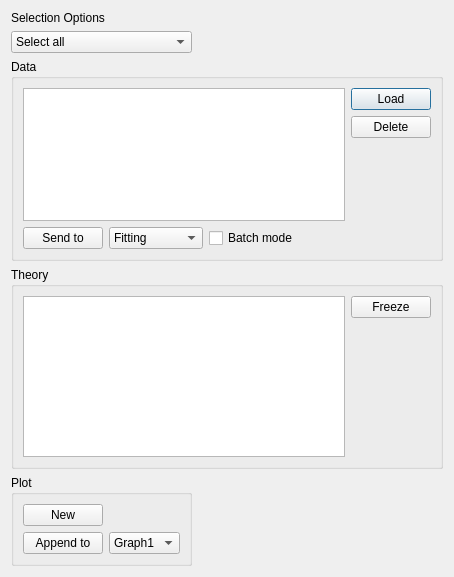
First picture: the form in src/sas/qtgui/UI/DataExplorerUI.ui, repository SasView/sasview, before the edit.
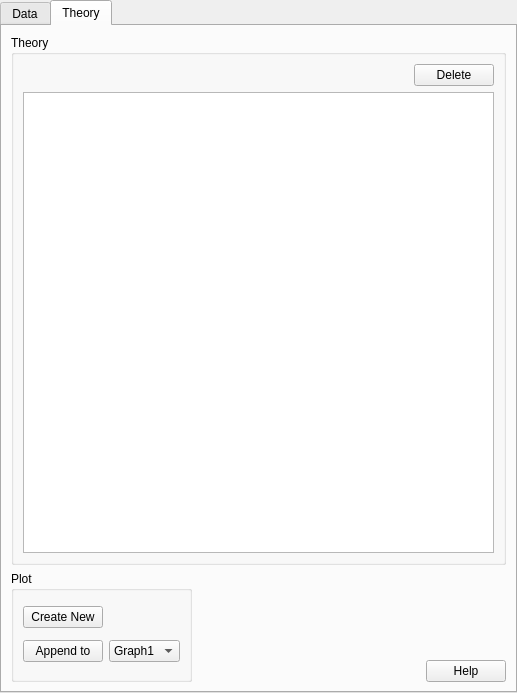
Second picture: the form after the edit. The open tabs and pages were chosen to show the change. Icons and pictures are not drawn.

Commit message: Modified Data Explorer slightly

```diff
--- a/src/sas/qtgui/UI/DataExplorerUI.ui
+++ b/src/sas/qtgui/UI/DataExplorerUI.ui
@@ -1,28 +1,59 @@
 <?xml version="1.0" encoding="UTF-8"?>
 <ui version="4.0">
- <class>DataExplorerUI</class>
- <widget class="QDialog" name="DataExplorerUI">
+ <class>DataLoadWidget</class>
+ <widget class="QTabWidget" name="DataLoadWidget">
   <property name="geometry">
    <rect>
     <x>0</x>
     <y>0</y>
-    <width>454</width>
-    <height>577</height>
+    <width>517</width>
+    <height>693</height>
    </rect>
   </property>
+  <property name="sizePolicy">
+   <sizepolicy hsizetype="Preferred" vsizetype="Preferred">
+    <horstretch>0</horstretch>
+    <verstretch>0</verstretch>
+   </sizepolicy>
+  </property>
   <property name="windowTitle">
    <string>Dialog</string>
   </property>
-  <layout class="QGridLayout" name="gridLayout_4">
+  <property name="windowIcon">
+   <iconset resource="main_resources.qrc">
+    <normaloff>:/res/ball.ico</normaloff>:/res/ball.ico</iconset>
+  </property>
+  <property name="currentIndex">
+   <number>0</number>
+  </property>
+  <widget class="QWidget" name="dataTab">
+   <attribute name="title">
+    <string>Data</string>
+   </attribute>
+   <layout class="QGridLayout" name="gridLayout_6">
    <item row="0" column="0">
-    <widget class="QLabel" name="label">
+     <widget class="QGroupBox" name="groupBox">
+      <property name="title">
+       <string>Data</string>
+      </property>
+      <layout class="QGridLayout" name="gridLayout">
+       <item row="0" column="0">
+        <layout class="QHBoxLayout" name="horizontalLayout_2">
+         <item>
+          <widget class="QPushButton" name="cmdLoad">
      <property name="text">
-      <string>Selection Options</string>
+            <string>Load</string>
      </property>
     </widget>
    </item>
-   <item row="1" column="0">
-    <widget class="QComboBox" name="comboBox">
+         <item>
+          <widget class="QComboBox" name="cbSelect">
+           <property name="sizePolicy">
+            <sizepolicy hsizetype="Minimum" vsizetype="Fixed">
+             <horstretch>0</horstretch>
+             <verstretch>0</verstretch>
+            </sizepolicy>
+           </property>
      <item>
       <property name="text">
        <string>Select all</string>
@@ -55,26 +86,29 @@
      </item>
     </widget>
    </item>
-   <item row="1" column="1">
-    <spacer name="horizontalSpacer_2">
+         <item>
+          <spacer name="horizontalSpacer_7">
      <property name="orientation">
       <enum>Qt::Horizontal</enum>
      </property>
      <property name="sizeHint" stdset="0">
       <size>
-       <width>278</width>
+             <width>128</width>
        <height>20</height>
       </size>
      </property>
     </spacer>
    </item>
-   <item row="2" column="0" colspan="2">
-    <widget class="QGroupBox" name="groupBox">
-     <property name="title">
-      <string>Data</string>
-     </property>
-     <layout class="QGridLayout" name="gridLayout">
-      <item row="0" column="0">
+         <item>
+          <widget class="QPushButton" name="cmdDeleteData">
+           <property name="text">
+            <string>Delete</string>
+           </property>
+          </widget>
+         </item>
+        </layout>
+       </item>
+       <item row="1" column="0">
        <widget class="QTreeView" name="treeView">
         <property name="dragEnabled">
          <bool>true</bool>
@@ -88,50 +122,52 @@
         <property name="selectionMode">
          <enum>QAbstractItemView::ExtendedSelection</enum>
         </property>
-       </widget>
-      </item>
-      <item row="0" column="1">
-       <layout class="QVBoxLayout" name="verticalLayout">
-        <item>
-         <widget class="QPushButton" name="pushButton">
-          <property name="text">
-           <string>Load</string>
-          </property>
-         </widget>
-        </item>
-        <item>
-         <widget class="QPushButton" name="pushButton_2">
-          <property name="text">
-           <string>Delete</string>
-          </property>
-         </widget>
-        </item>
-        <item>
-         <spacer name="verticalSpacer_2">
-          <property name="orientation">
-           <enum>Qt::Vertical</enum>
-          </property>
-          <property name="sizeHint" stdset="0">
-           <size>
-            <width>20</width>
-            <height>141</height>
-           </size>
-          </property>
-         </spacer>
-        </item>
-       </layout>
-      </item>
-      <item row="1" column="0" colspan="2">
+         <attribute name="headerVisible">
+          <bool>false</bool>
+         </attribute>
+        </widget>
+       </item>
+       <item row="2" column="0">
        <layout class="QHBoxLayout" name="horizontalLayout">
         <item>
          <widget class="QPushButton" name="pushButton_6">
           <property name="text">
-           <string>Send to</string>
+            <string>Freeze Theory</string>
           </property>
          </widget>
         </item>
         <item>
-         <widget class="QComboBox" name="comboBox_3">
+          <spacer name="horizontalSpacer">
+           <property name="orientation">
+            <enum>Qt::Horizontal</enum>
+           </property>
+           <property name="sizeHint" stdset="0">
+            <size>
+             <width>58</width>
+             <height>20</height>
+            </size>
+           </property>
+          </spacer>
+         </item>
+         <item>
+          <widget class="QToolButton" name="cmdSendTo">
+           <property name="text">
+            <string>...</string>
+           </property>
+           <property name="icon">
+            <iconset resource="main_resources.qrc">
+             <normaloff>:/res/file_send-128.png</normaloff>:/res/file_send-128.png</iconset>
+           </property>
+           <property name="iconSize">
+            <size>
+             <width>32</width>
+             <height>32</height>
+            </size>
+           </property>
+          </widget>
+         </item>
+         <item>
+          <widget class="QComboBox" name="cbFitting">
           <property name="sizePolicy">
            <sizepolicy hsizetype="Minimum" vsizetype="Fixed">
             <horstretch>0</horstretch>
@@ -162,57 +198,14 @@
           </property>
          </widget>
         </item>
-        <item>
-         <spacer name="horizontalSpacer">
-          <property name="orientation">
-           <enum>Qt::Horizontal</enum>
-          </property>
-          <property name="sizeHint" stdset="0">
-           <size>
-            <width>197</width>
-            <height>20</height>
-           </size>
-          </property>
-         </spacer>
-        </item>
        </layout>
       </item>
      </layout>
     </widget>
    </item>
-   <item row="3" column="0" colspan="2">
-    <widget class="QGroupBox" name="groupBox_2">
-     <property name="title">
-      <string>Theory</string>
-     </property>
+    <item row="1" column="0">
      <layout class="QGridLayout" name="gridLayout_2">
-      <item row="0" column="0" rowspan="2">
-       <widget class="QListView" name="listView"/>
-      </item>
-      <item row="0" column="1">
-       <widget class="QPushButton" name="pushButton_3">
-        <property name="text">
-         <string>Freeze</string>
-        </property>
-       </widget>
-      </item>
-      <item row="1" column="1">
-       <spacer name="verticalSpacer">
-        <property name="orientation">
-         <enum>Qt::Vertical</enum>
-        </property>
-        <property name="sizeHint" stdset="0">
-         <size>
-          <width>20</width>
-          <height>198</height>
-         </size>
-        </property>
-       </spacer>
-      </item>
-     </layout>
-    </widget>
-   </item>
-   <item row="4" column="0">
+      <item row="0" column="0">
     <widget class="QGroupBox" name="groupBox_3">
      <property name="title">
       <string>Plot</string>
@@ -221,7 +214,7 @@
       <item row="0" column="0">
        <widget class="QPushButton" name="pushButton_4">
         <property name="text">
-         <string>New</string>
+            <string>Create New</string>
         </property>
        </widget>
       </item>
@@ -235,11 +228,14 @@
       <item row="1" column="1">
        <widget class="QComboBox" name="comboBox_2">
         <property name="sizePolicy">
-         <sizepolicy hsizetype="MinimumExpanding" vsizetype="Fixed">
+            <sizepolicy hsizetype="Minimum" vsizetype="Fixed">
           <horstretch>0</horstretch>
           <verstretch>0</verstretch>
          </sizepolicy>
         </property>
+           <property name="sizeAdjustPolicy">
+            <enum>QComboBox::AdjustToContents</enum>
+           </property>
         <item>
          <property name="text">
           <string>Graph1</string>
@@ -250,14 +246,145 @@
      </layout>
     </widget>
    </item>
-  </layout>
-  <zorder>groupBox_3</zorder>
-  <zorder>groupBox_2</zorder>
-  <zorder>groupBox</zorder>
-  <zorder>comboBox</zorder>
-  <zorder>label</zorder>
-  <zorder>horizontalSpacer_2</zorder>
- </widget>
- <resources/>
+      <item row="0" column="1">
+       <spacer name="horizontalSpacer_3">
+        <property name="orientation">
+         <enum>Qt::Horizontal</enum>
+        </property>
+        <property name="sizeHint" stdset="0">
+         <size>
+          <width>108</width>
+          <height>111</height>
+         </size>
+        </property>
+       </spacer>
+      </item>
+      <item row="0" column="2" alignment="Qt::AlignBottom">
+       <widget class="QPushButton" name="cmdHelp">
+        <property name="text">
+         <string>Help</string>
+        </property>
+       </widget>
+      </item>
+     </layout>
+    </item>
+   </layout>
+  </widget>
+  <widget class="QWidget" name="theoryTab">
+   <attribute name="title">
+    <string>Theory</string>
+   </attribute>
+   <layout class="QGridLayout" name="gridLayout_8">
+    <item row="0" column="0">
+     <widget class="QGroupBox" name="groupBox_2">
+      <property name="title">
+       <string>Theory</string>
+      </property>
+      <layout class="QGridLayout" name="gridLayout_4">
+       <item row="0" column="0">
+        <layout class="QHBoxLayout" name="horizontalLayout_3">
+         <item>
+          <spacer name="horizontalSpacer_5">
+           <property name="orientation">
+            <enum>Qt::Horizontal</enum>
+           </property>
+           <property name="sizeHint" stdset="0">
+            <size>
+             <width>353</width>
+             <height>20</height>
+            </size>
+           </property>
+          </spacer>
+         </item>
+         <item>
+          <widget class="QPushButton" name="cmdDeleteTheory">
+           <property name="text">
+            <string>Delete</string>
+           </property>
+          </widget>
+         </item>
+        </layout>
+       </item>
+       <item row="1" column="0">
+        <widget class="QTreeView" name="freezeView">
+         <attribute name="headerVisible">
+          <bool>false</bool>
+         </attribute>
+        </widget>
+       </item>
+      </layout>
+     </widget>
+    </item>
+    <item row="1" column="0">
+     <layout class="QGridLayout" name="gridLayout_5">
+      <item row="0" column="0">
+       <widget class="QGroupBox" name="groupBox_4">
+        <property name="title">
+         <string>Plot</string>
+        </property>
+        <layout class="QGridLayout" name="gridLayout_7">
+         <item row="0" column="0">
+          <widget class="QPushButton" name="cmdNew_2">
+           <property name="text">
+            <string>Create New</string>
+           </property>
+          </widget>
+         </item>
+         <item row="1" column="0">
+          <widget class="QPushButton" name="cmdAppend_2">
+           <property name="text">
+            <string>Append to</string>
+           </property>
+          </widget>
+         </item>
+         <item row="1" column="1">
+          <widget class="QComboBox" name="cbgraph_2">
+           <property name="sizePolicy">
+            <sizepolicy hsizetype="Minimum" vsizetype="Fixed">
+             <horstretch>0</horstretch>
+             <verstretch>0</verstretch>
+            </sizepolicy>
+           </property>
+           <property name="sizeAdjustPolicy">
+            <enum>QComboBox::AdjustToContents</enum>
+           </property>
+           <item>
+            <property name="text">
+             <string>Graph1</string>
+            </property>
+           </item>
+          </widget>
+         </item>
+        </layout>
+       </widget>
+      </item>
+      <item row="0" column="1">
+       <spacer name="horizontalSpacer_4">
+        <property name="orientation">
+         <enum>Qt::Horizontal</enum>
+        </property>
+        <property name="sizeHint" stdset="0">
+         <size>
+          <width>108</width>
+          <height>111</height>
+         </size>
+        </property>
+       </spacer>
+      </item>
+      <item row="0" column="2" alignment="Qt::AlignBottom">
+       <widget class="QPushButton" name="cmdHelp_2">
+        <property name="text">
+         <string>Help</string>
+        </property>
+       </widget>
+      </item>
+     </layout>
+    </item>
+   </layout>
+  </widget>
+ </widget>
+ <resources>
+  <include location="main_resources.qrc"/>
+ </resources>
  <connections/>
 </ui>
```
Left out of the diff: 26 changed lines with no effect on the pictures. Lines whose indentation alone changed are shown as unchanged. The commit also changes 12 other files.
